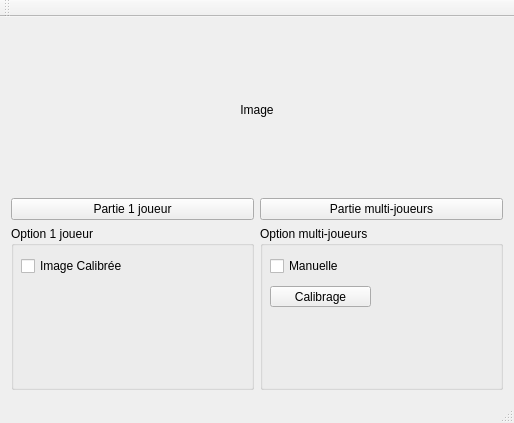
This is Tap_The_Rainbow/mainwindow.ui in arnaudricaud/Tap_The_Rainbow as Qt 5 draws it before an edit. The edited form follows.
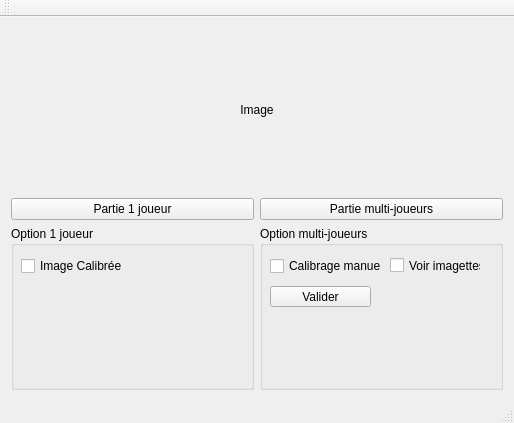
This is the edited form.

Commit message: Interface V2 :congratulations:  :cactus:

Diff of the .ui file:
```diff
--- a/Tap_The_Rainbow/mainwindow.ui
+++ b/Tap_The_Rainbow/mainwindow.ui
@@ -86,12 +86,12 @@
           <rect>
            <x>10</x>
            <y>30</y>
-           <width>91</width>
+           <width>111</width>
            <height>20</height>
           </rect>
          </property>
          <property name="text">
-          <string>Manuelle</string>
+          <string>Calibrage manuel</string>
          </property>
         </widget>
         <widget class="QPushButton" name="pushButton">
@@ -104,7 +104,20 @@
           </rect>
          </property>
          <property name="text">
-          <string>Calibrage</string>
+          <string>Valider</string>
+         </property>
+        </widget>
+        <widget class="QCheckBox" name="checkBox">
+         <property name="geometry">
+          <rect>
+           <x>130</x>
+           <y>30</y>
+           <width>91</width>
+           <height>19</height>
+          </rect>
+         </property>
+         <property name="text">
+          <string>Voir imagettes</string>
          </property>
         </widget>
        </widget>
```
The commit also changes 2 other files.
